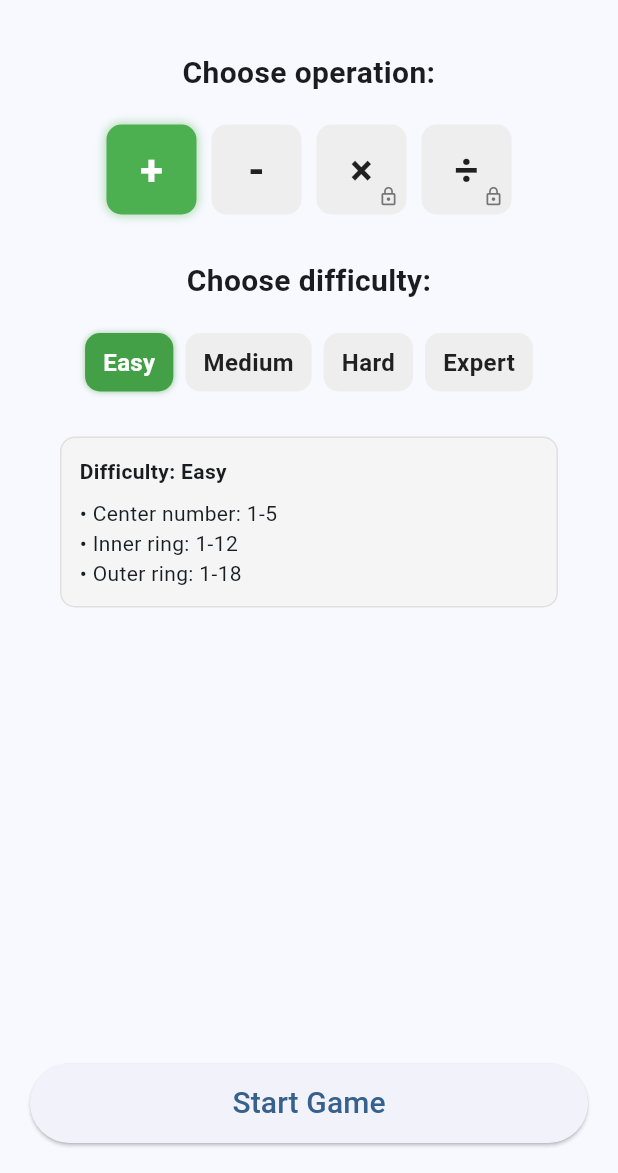
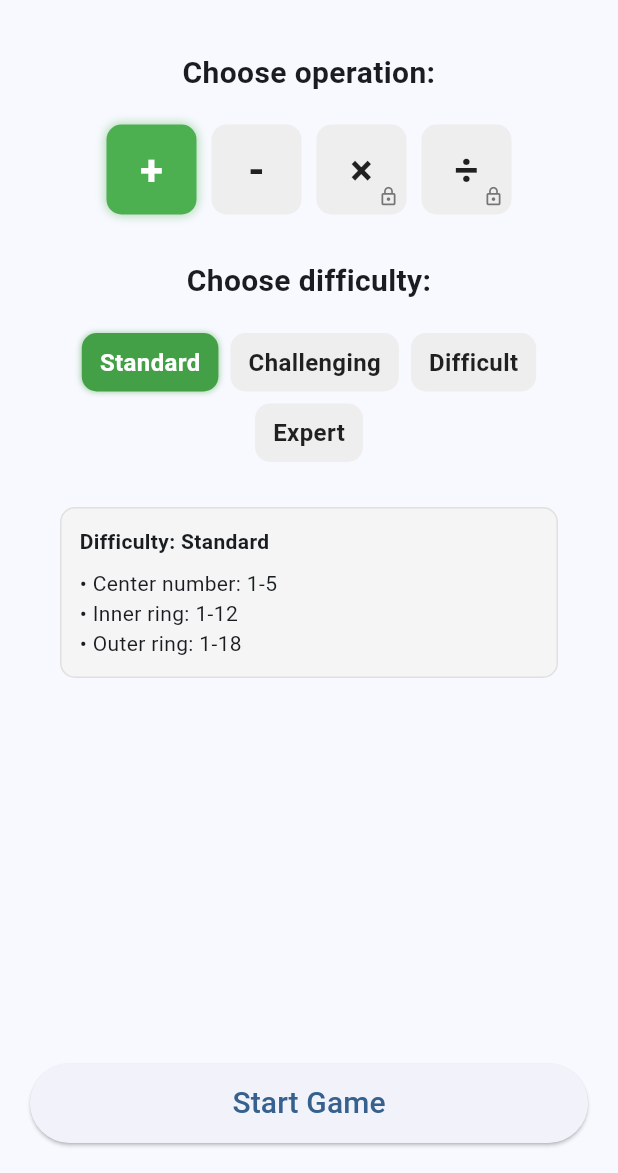
Before and after one commit to dannyboy166/math_skills_game, a Flutter app: the screen it shows after launch, on a phone screen of 412 x 824 dp, the part 63-1236 px from its top. Run offline on Flutter 3.47's test engine with Material 3 defaults, Android fonts, the phone set to English and light mode, and no system bars.

Commit message:
changed names to sound more challenging

```diff
--- a/lib/models/difficulty_level.dart
+++ b/lib/models/difficulty_level.dart
@@ -2,18 +2,18 @@
 import 'dart:math';
 
 enum DifficultyLevel {
-  easy,
-  medium,
-  hard,
+  standard,
+  challenging,
+  difficult,
   expert,
 }
 
 extension DifficultyLevelExtension on DifficultyLevel {
   String get displayName {
     switch (this) {
-      case DifficultyLevel.easy: return 'Easy';
-      case DifficultyLevel.medium: return 'Medium';
-      case DifficultyLevel.hard: return 'Hard';
+      case DifficultyLevel.standard: return 'Standard';
+      case DifficultyLevel.challenging: return 'Challenging';
+      case DifficultyLevel.difficult: return 'Difficult';
       case DifficultyLevel.expert: return 'Expert';
     }
   }
@@ -21,18 +21,18 @@ extension DifficultyLevelExtension on DifficultyLevel {
   // Center number range
   int get minCenterNumber {
     switch (this) {
-      case DifficultyLevel.easy: return 1;
-      case DifficultyLevel.medium: return 6;
-      case DifficultyLevel.hard: return 11;
+      case DifficultyLevel.standard: return 1;
+      case DifficultyLevel.challenging: return 6;
+      case DifficultyLevel.difficult: return 11;
       case DifficultyLevel.expert: return 21;
     }
   }
 
   int get maxCenterNumber {
     switch (this) {
-      case DifficultyLevel.easy: return 5;
-      case DifficultyLevel.medium: return 10;
-      case DifficultyLevel.hard: return 20;
+      case DifficultyLevel.standard: return 5;
+      case DifficultyLevel.challenging: return 10;
+      case DifficultyLevel.difficult: return 20;
       case DifficultyLevel.expert: return 50;
     }
   }
@@ -40,9 +40,9 @@ extension DifficultyLevelExtension on DifficultyLevel {
   // Outer ring number range
   int get maxOuterNumber {
     switch (this) {
-      case DifficultyLevel.easy: return 18;
-      case DifficultyLevel.medium: return 24;
-      case DifficultyLevel.hard: return 36;
+      case DifficultyLevel.standard: return 18;
+      case DifficultyLevel.challenging: return 24;
+      case DifficultyLevel.difficult: return 36;
       case DifficultyLevel.expert: return 100;
     }
   }
@@ -50,9 +50,9 @@ extension DifficultyLevelExtension on DifficultyLevel {
   // Inner ring numbers
   List<int> get innerRingNumbers {
     switch (this) {
-      case DifficultyLevel.easy:
-      case DifficultyLevel.medium:
-      case DifficultyLevel.hard:
+      case DifficultyLevel.standard:
+      case DifficultyLevel.challenging:
+      case DifficultyLevel.difficult:
         return List.generate(12, (index) => index + 1); // 1-12
       case DifficultyLevel.expert:
         return List.generate(12, (index) => index + 13); // 13-24
--- a/lib/screens/home_screen.dart
+++ b/lib/screens/home_screen.dart
@@ -1,6 +1,6 @@
 import 'package:flutter/material.dart';
 import 'game_screen.dart';
-import '../models/difficulty_level.dart';  // Import from models instead of defining locally
+import '../models/difficulty_level.dart'; // Import from models instead of defining locally
 
 class HomeScreen extends StatefulWidget {
   const HomeScreen({Key? key}) : super(key: key);
@@ -11,7 +11,7 @@ class HomeScreen extends StatefulWidget {
 
 class _HomeScreenState extends State<HomeScreen> {
   String selectedOperation = 'addition';
-  DifficultyLevel selectedLevel = DifficultyLevel.easy;
+  DifficultyLevel selectedLevel = DifficultyLevel.standard;
 
   @override
   Widget build(BuildContext context) {
@@ -53,15 +53,13 @@ class _HomeScreenState extends State<HomeScreen> {
             ),
             SizedBox(height: 20),
 
-            // Difficulty level selection
-            Row(
-              mainAxisAlignment: MainAxisAlignment.center,
+            Wrap(
+              alignment: WrapAlignment.center,
+              spacing: 8.0,
+              runSpacing: 8.0,
               children: [
                 for (final level in DifficultyLevel.values)
-                  Padding(
-                    padding: const EdgeInsets.symmetric(horizontal: 4.0),
-                    child: _buildLevelButton(level),
-                  ),
+                  _buildLevelButton(level),
               ],
             ),
 
@@ -99,27 +97,35 @@ class _HomeScreenState extends State<HomeScreen> {
     );
   }
 
-  Widget _buildOperationButton(String symbol, String operation, {bool enabled = true}) {
+  Widget _buildOperationButton(String symbol, String operation,
+      {bool enabled = true}) {
     final isSelected = selectedOperation == operation;
 
     Color getColor() {
       if (!enabled) return Colors.grey.shade400;
 
       switch (operation) {
-        case 'addition': return Colors.green;
-        case 'subtraction': return Colors.purple;
-        case 'multiplication': return Colors.blue;
-        case 'division': return Colors.orange;
-        default: return Colors.grey;
+        case 'addition':
+          return Colors.green;
+        case 'subtraction':
+          return Colors.purple;
+        case 'multiplication':
+          return Colors.blue;
+        case 'division':
+          return Colors.orange;
+        default:
+          return Colors.grey;
       }
     }
 
     return InkWell(
-      onTap: enabled ? () {
-        setState(() {
-          selectedOperation = operation;
-        });
-      } : null,
+      onTap: enabled
+          ? () {
+              setState(() {
+                selectedOperation = operation;
+              });
+            }
+          : null,
       child: Container(
         width: 60,
         height: 60,
@@ -163,10 +169,14 @@ class _HomeScreenState extends State<HomeScreen> {
 
     Color getColor() {
       switch (level) {
-        case DifficultyLevel.easy: return Colors.green.shade600;
-        case DifficultyLevel.medium: return Colors.blue.shade600;
-        case DifficultyLevel.hard: return Colors.orange.shade600;
-        case DifficultyLevel.expert: return Colors.red.shade600;
+        case DifficultyLevel.standard:
+          return Colors.green.shade600;
+        case DifficultyLevel.challenging:
+          return Colors.blue.shade600;
+        case DifficultyLevel.difficult:
+          return Colors.orange.shade600;
+        case DifficultyLevel.expert:
+          return Colors.red.shade600;
       }
     }
 
@@ -203,17 +213,17 @@ class _HomeScreenState extends State<HomeScreen> {
     String outerRange;
 
     switch (selectedLevel) {
-      case DifficultyLevel.easy:
+      case DifficultyLevel.standard:
         centerRange = '1-5';
         innerRange = '1-12';
         outerRange = '1-18';
         break;
-      case DifficultyLevel.medium:
+      case DifficultyLevel.challenging:
         centerRange = '6-10';
         innerRange = '1-12';
         outerRange = '1-24';
         break;
-      case DifficultyLevel.hard:
+      case DifficultyLevel.difficult:
         centerRange = '11-20';
         innerRange = '1-12';
         outerRange = '1-36';
```
